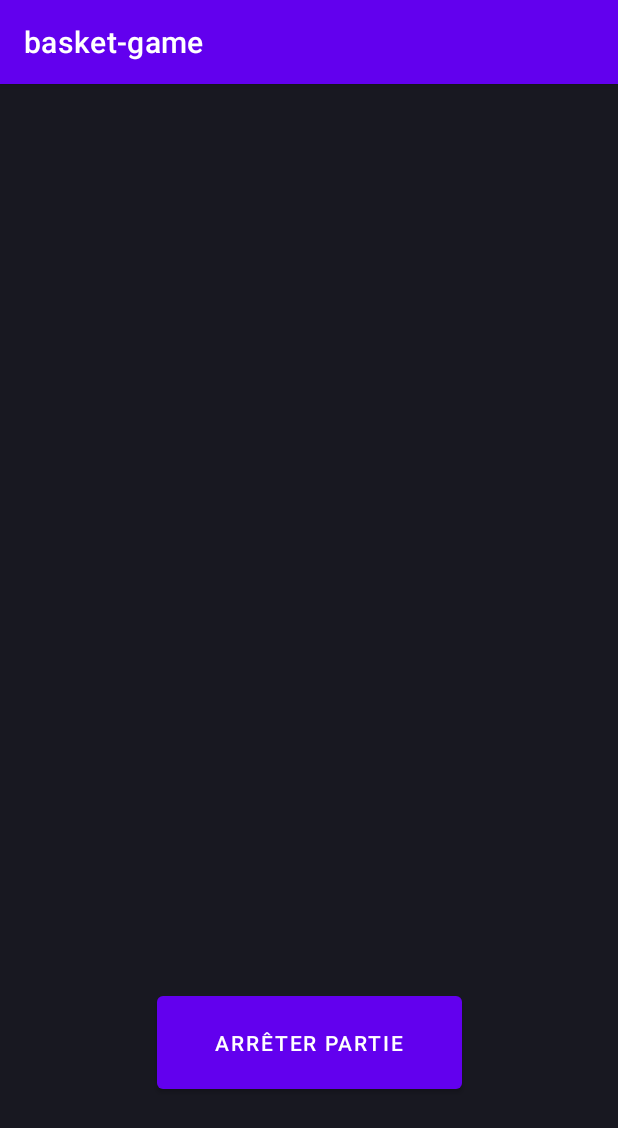
After one commit to btssn-lasalle-84/basket-game-2023, an Android app: the PartieSuivi screen opened directly, with no data from a screen before it, on a phone screen of 412 x 824 dp. The commit adds this screen. Shown: the top 1128 px of the screen. Run offline under Robolectric (Android 15) with nearby library versions, the phone set to English and light mode, and no system bars.

Commit message:
Créer toutes les pages IHM

```diff
--- /dev/null
+++ b/basketgame-android/app/src/main/java/com/basket_game/PartieSuivi.java
@@ -0,0 +1,46 @@
+/**
+ * @file PartieSuivi.java
+ * @brief Déclaration de la classe PartieSuivi
+ * @author Guillaumet Florent
+ */
+
+package com.basket_game;
+
+import androidx.appcompat.app.AppCompatActivity;
+
+import android.content.Intent;
+import android.os.Bundle;
+import android.view.View;
+import android.widget.Button;
+
+/**
+ * @class PartieSuivi
+ * @brief L'activité qui permet de suivre la partie
+ */
+public class PartieSuivi extends AppCompatActivity {
+
+    /**
+     * @brief Méthode appelée à la création de l'activité
+     */
+    @Override
+    protected void onCreate(Bundle savedInstanceState) {
+        super.onCreate(savedInstanceState);
+        setContentView(R.layout.partie_suivi);
+    }
+
+    /**
+     * @brief Méthode appelée pour arrêter la partie
+     */
+    private void arreterPartie()
+    {
+        Button boutonArreterPartie = findViewById(R.id.boutonArreterPartie);
+        boutonArreterPartie.setOnClickListener(new View.OnClickListener() {
+            @Override
+            public void onClick(View v)
+            {
+                Intent intent = new Intent(PartieSuivi.this, PartieInterrompue.class);
+                startActivity(intent);
+            }
+        });
+    }
+}
--- /dev/null
+++ b/basketgame-android/app/src/main/res/layout/partie_suivi.xml
@@ -0,0 +1,21 @@
+<?xml version="1.0" encoding="utf-8"?>
+<androidx.constraintlayout.widget.ConstraintLayout xmlns:android="http://schemas.android.com/apk/res/android"
+    xmlns:app="http://schemas.android.com/apk/res-auto"
+    xmlns:tools="http://schemas.android.com/tools"
+    android:layout_width="match_parent"
+    android:layout_height="match_parent"
+    tools:context=".PartieSuivi"
+    android:background="#181821" >
+
+    <Button
+        android:id="@+id/boutonArreterPartie"
+        android:layout_width="203dp"
+        android:layout_height="74dp"
+        android:text="@string/arr_ter_partie"
+        app:layout_constraintBottom_toBottomOf="parent"
+        app:layout_constraintEnd_toEndOf="parent"
+        app:layout_constraintStart_toStartOf="parent"
+        app:layout_constraintTop_toTopOf="parent"
+        app:layout_constraintVertical_bias="0.867" />
+
+</androidx.constraintlayout.widget.ConstraintLayout>
--- a/basketgame-android/app/src/main/res/values/strings.xml
+++ b/basketgame-android/app/src/main/res/values/strings.xml
@@ -11,8 +11,8 @@
     <string name="nom_de_l_quipe_2">Nom de l\'équipe 2</string>
     <string name="nom_de_l_quipe_1">Nom de l\'équipe 1</string>
     <string name="confirmer">Confirmer</string>
-    <string name="_00_00">00:00</string>
     <string name="_00">00</string>
+    <string name="arr_ter_partie">Arrêter Partie</string>
     <string-array name="nombreColonnes">
         <item>2</item>
         <item>3</item>
```
Also changed, not shown: basketgame-android/app/src/main/AndroidManifest.xml (+22 -1 lines), basketgame-android/app/src/main/java/com/basket_game/BasketGame.java (+4 -4 lines), basketgame-android/app/src/main/java/com/basket_game/ParametresPartie.java (deleted, +0 -41 lines), basketgame-android/app/src/main/java/com/basket_game/PartieInterrompue.java (added, +27 -0 lines), basketgame-android/app/src/main/java/com/basket_game/PartieParametres.java (added, +62 -0 lines), basketgame-android/app/src/main/java/com/basket_game/PartieTerminee.java (added, +27 -0 lines), basketgame-android/app/src/main/res/layout/partie_interrompue.xml (added, +9 -0 lines), basketgame-android/app/src/main/res/layout/partie_parametres.xml (renamed from basketgame-android/app/src/main/res/layout/parametres_partie.xml, +6 -20 lines), basketgame-android/app/src/main/res/layout/partie_terminee.xml (added, +9 -0 lines).
